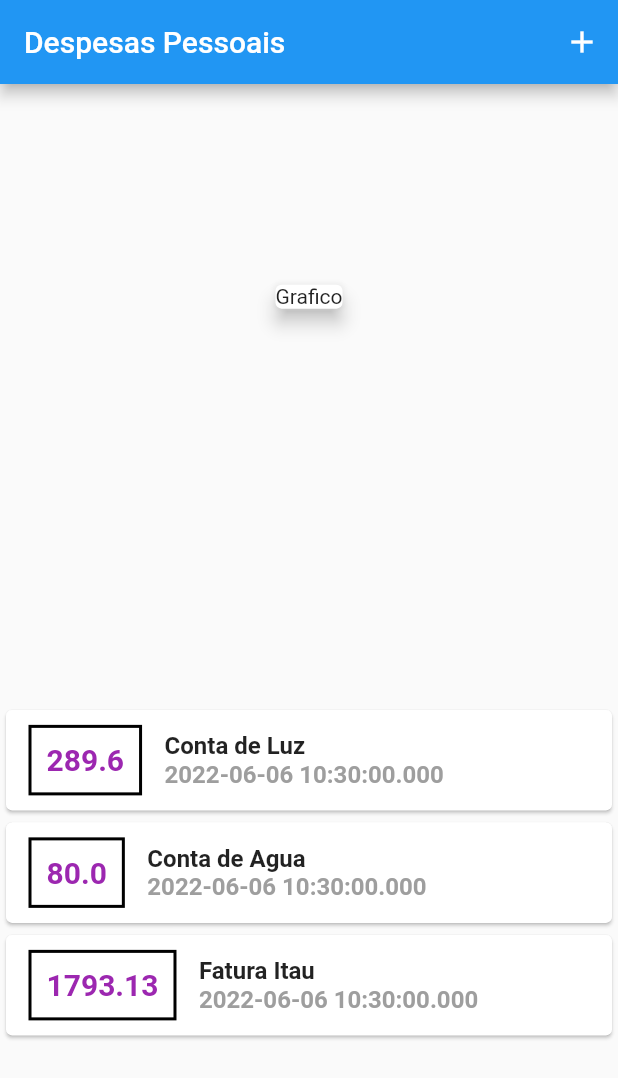
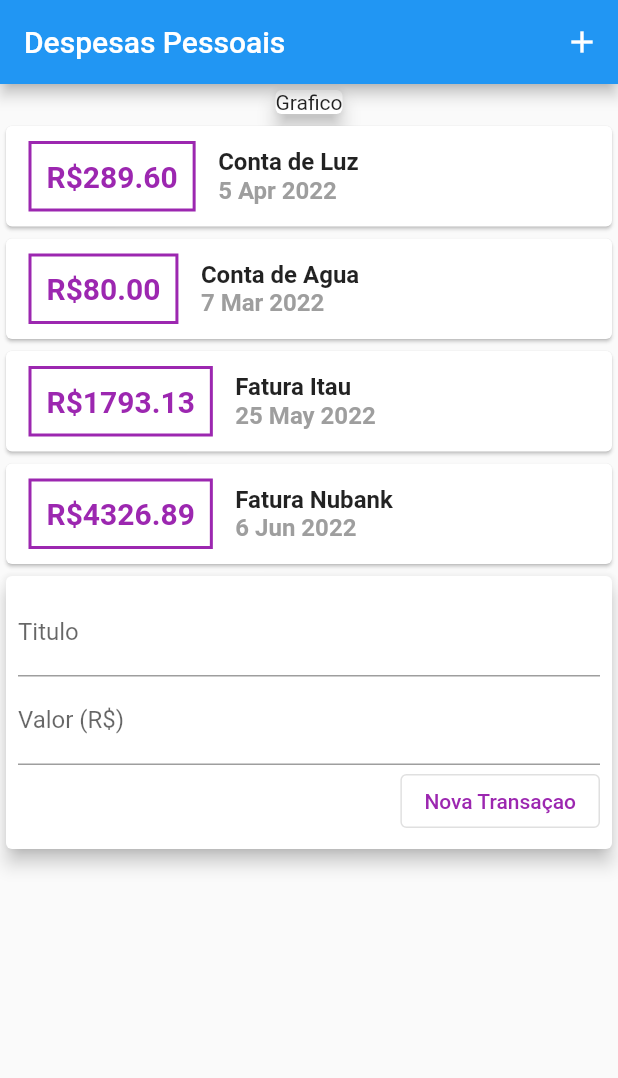
Before and after one commit to SamuelXimenes27/expensesApp, a Flutter app: the screen it shows after launch, on a phone screen of 412 x 824 dp. Shown: the top 1078 px of the screen. Run offline on Flutter 3.47's test engine with Material 2 defaults, Android fonts, the phone set to English and light mode, and no system bars.

Commit message:
Function to add a new expense for list on submit created.

```diff
--- a/lib/app/models/transactions.dart
+++ b/lib/app/models/transactions.dart
@@ -6,18 +6,24 @@ class Transactions {
       id: 't1',
       title: "Conta de Luz",
       value: 289.60,
-      date: DateTime.now(),
+      date: DateTime(2022, 4, 5),
     ),
     Transaction(
       id: 't2',
       title: "Conta de Agua",
       value: 80.00,
-      date: DateTime.now(),
+      date: DateTime(2022, 3, 7),
     ),
     Transaction(
       id: 't3',
       title: "Fatura Itau",
       value: 1793.13,
+      date: DateTime(2022, 5, 25),
+    ),
+    Transaction(
+      id: 't4',
+      title: "Fatura Nubank",
+      value: 4326.89,
       date: DateTime.now(),
     )
   ];
--- a/lib/app/modules/home/home_page.dart
+++ b/lib/app/modules/home/home_page.dart
@@ -1,11 +1,21 @@
+import 'package:expenses/app/shared/components/transaction_user.dart';
 import 'package:flutter/material.dart';
 
 import '../../shared/components/card_expense_graph.dart';
-import '../../shared/components/card_expense_list.dart';
 import '../../shared/strings/all_strings.dart';
 
-class ExpenseHomePage extends StatelessWidget {
+class ExpenseHomePage extends StatefulWidget {
   const ExpenseHomePage({Key? key}) : super(key: key);
+
+  @override
+  State<ExpenseHomePage> createState() => _ExpenseHomePageState();
+}
+
+class _ExpenseHomePageState extends State<ExpenseHomePage> {
+  @override
+  void initState() {
+    super.initState();
+  }
 
   @override
   Widget build(BuildContext context) {
@@ -22,11 +32,11 @@ class ExpenseHomePage extends StatelessWidget {
           ],
         ),
         body: Column(
-          mainAxisAlignment: MainAxisAlignment.spaceAround,
-          crossAxisAlignment: CrossAxisAlignment.stretch,
-          children: [
+          // mainAxisAlignment: MainAxisAlignment.spaceAround,
+          // crossAxisAlignment: CrossAxisAlignment.stretch,
+          children: const [
             ExpenseCardGraph(),
-            ExpenseCardList(),
+            TransactionUser(),
           ],
         ),
       ),
--- /dev/null
+++ b/lib/app/shared/components/card_expense_form.dart
@@ -0,0 +1,63 @@
+import 'dart:math';
+
+import 'package:expenses/app/models/transaction.dart';
+import 'package:flutter/material.dart';
+
+import '../../models/transactions.dart';
+
+class ExpenseCardForm extends StatefulWidget {
+  final void Function(String, double) onSubmit;
+
+  const ExpenseCardForm({
+    Key? key,
+    required this.onSubmit,
+  }) : super(key: key);
+
+  @override
+  State<ExpenseCardForm> createState() => _ExpenseCardFormState();
+}
+
+class _ExpenseCardFormState extends State<ExpenseCardForm> {
+  @override
+  Widget build(BuildContext context) {
+    final titleController = TextEditingController();
+    final valueController = TextEditingController();
+
+    var transactionsList = Transactions();
+
+    return Card(
+      elevation: 5,
+      child: Padding(
+        padding: const EdgeInsets.all(8.0),
+        child: Column(
+          children: [
+            TextField(
+              decoration: const InputDecoration(labelText: 'Titulo'),
+              controller: titleController,
+            ),
+            TextField(
+              decoration: const InputDecoration(labelText: 'Valor (R\$)'),
+              controller: valueController,
+            ),
+            Row(
+              mainAxisAlignment: MainAxisAlignment.end,
+              children: <Widget>[
+                OutlinedButton(
+                  onPressed: () {
+                    final title = titleController.text;
+                    final value = double.tryParse(valueController.text) ?? 0.0;
+                    widget.onSubmit(title, value);
+                  },
+                  child: const Text(
+                    'Nova Transaçao',
+                    style: TextStyle(color: Colors.purple),
+                  ),
+                ),
+              ],
+            )
+          ],
+        ),
+      ),
+    );
+  }
+}
--- a/lib/app/shared/components/card_expense_list.dart
+++ b/lib/app/shared/components/card_expense_list.dart
@@ -1,31 +1,33 @@
 import 'package:flutter/material.dart';
+import 'package:intl/intl.dart';
 
-import '../../models/transactions.dart';
+import '../../models/transaction.dart';
 
 class ExpenseCardList extends StatelessWidget {
-  const ExpenseCardList({Key? key}) : super(key: key);
+  final List<Transaction> transactions;
+  const ExpenseCardList({Key? key, required this.transactions})
+      : super(key: key);
 
   @override
   Widget build(BuildContext context) {
     final _size = MediaQuery.of(context).size;
-    var transactionsList = Transactions();
 
     return Center(
         child: Column(
-      children: transactionsList.transactions.map((tr) {
+      children: transactions.map((tr) {
         return Card(
           child: Row(children: [
             Container(
               margin: const EdgeInsets.symmetric(horizontal: 15, vertical: 10),
               decoration: BoxDecoration(
                 border: Border.all(
-                  color: Colors.black,
+                  color: Colors.purple,
                   width: 2,
                 ),
               ),
               padding: const EdgeInsets.all(10),
               child: Text(
-                tr.value.toString(),
+                "R\$" + tr.value.toStringAsFixed(2),
                 style: const TextStyle(
                     fontSize: 20,
                     fontWeight: FontWeight.bold,
@@ -43,7 +45,7 @@ class ExpenseCardList extends StatelessWidget {
                   ),
                 ),
                 Text(
-                  tr.date.toString(),
+                  DateFormat('d MMM y').format(tr.date),
                   style: const TextStyle(
                       fontSize: 16,
                       fontWeight: FontWeight.bold,
--- /dev/null
+++ b/lib/app/shared/components/transaction_user.dart
@@ -0,0 +1,66 @@
+import 'dart:math';
+
+import 'package:flutter/material.dart';
+
+import '../../models/transaction.dart';
+import 'card_expense_form.dart';
+import 'card_expense_list.dart';
+
+class TransactionUser extends StatefulWidget {
+  const TransactionUser({Key? key}) : super(key: key);
+
+  @override
+  State<TransactionUser> createState() => _TransactionUserState();
+}
+
+class _TransactionUserState extends State<TransactionUser> {
+  final _transactions = [
+    Transaction(
+      id: 't1',
+      title: "Conta de Luz",
+      value: 289.60,
+      date: DateTime(2022, 4, 5),
+    ),
+    Transaction(
+      id: 't2',
+      title: "Conta de Agua",
+      value: 80.00,
+      date: DateTime(2022, 3, 7),
+    ),
+    Transaction(
+      id: 't3',
+      title: "Fatura Itau",
+      value: 1793.13,
+      date: DateTime(2022, 5, 25),
+    ),
+    Transaction(
+      id: 't4',
+      title: "Fatura Nubank",
+      value: 4326.89,
+      date: DateTime.now(),
+    )
+  ];
+
+  _addTransaction(String title, double value) {
+    final newTransaction = Transaction(
+      id: Random().nextDouble().toString(),
+      title: title,
+      value: value,
+      date: DateTime.now(),
+    );
+
+    setState(() {
+      _transactions.add(newTransaction);
+    });
+  }
+
+  @override
+  Widget build(BuildContext context) {
+    return Column(
+      children: <Widget>[
+        ExpenseCardList(transactions: _transactions),
+        ExpenseCardForm(onSubmit: _addTransaction),
+      ],
+    );
+  }
+}
--- a/pubspec.yaml
+++ b/pubspec.yaml
@@ -34,6 +34,7 @@ dependencies:
   # The following adds the Cupertino Icons font to your application.
   # Use with the CupertinoIcons class for iOS style icons.
   cupertino_icons: ^1.0.2
+  intl: ^0.17.0
 
 dev_dependencies:
   flutter_test:
```
Also changed, not shown: pubspec.lock.
